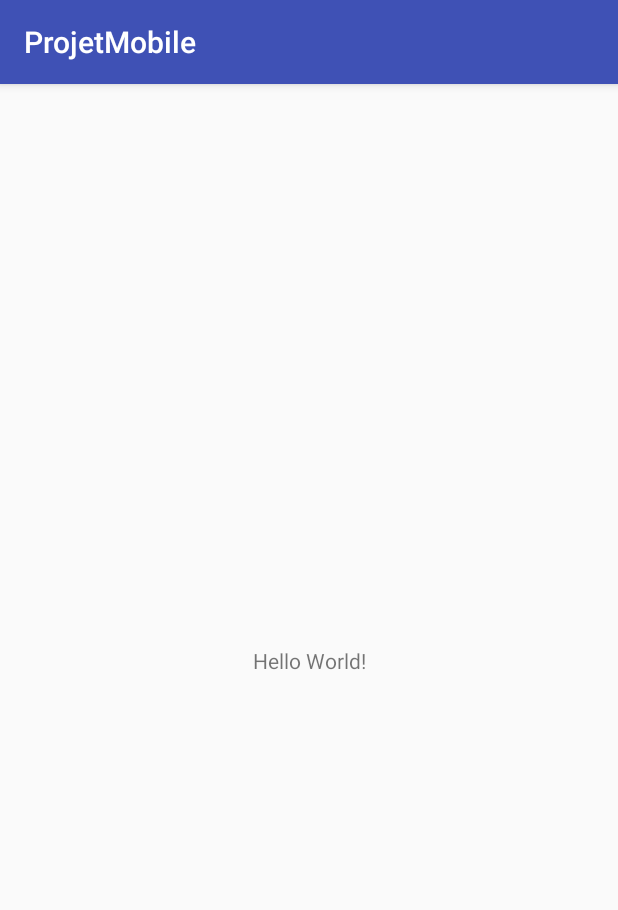
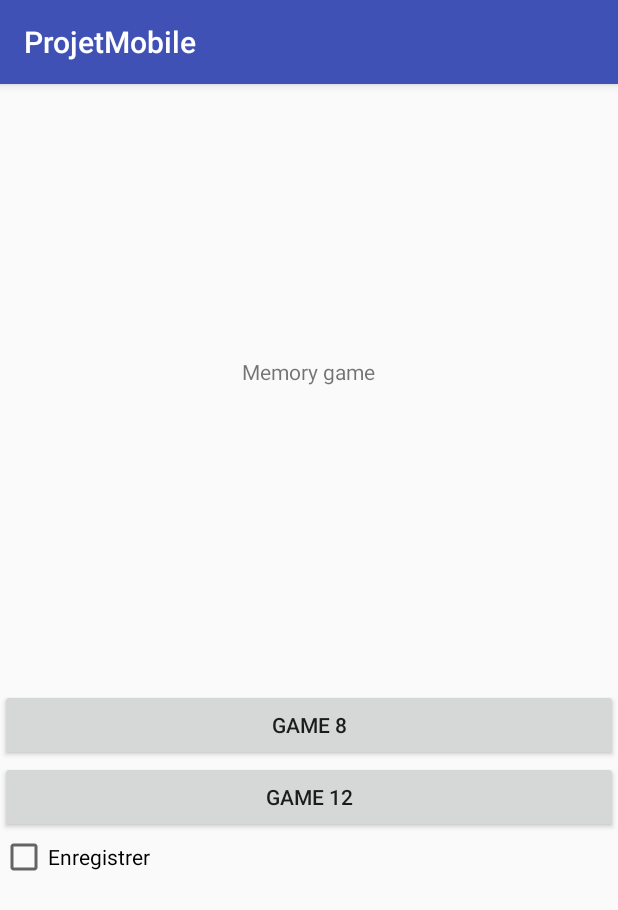
Before and after one commit to vjauneau/ProjetMobile, an Android app: the screen it shows after launch (MainActivity), on a phone screen of 412 x 824 dp. Shown: the top 910 px of the screen. Run offline under Robolectric (Android 15) with nearby library versions, the phone set to English and light mode, and no system bars.

Commit message:
Home V1.0

```diff
--- a/app/build.gradle
+++ b/app/build.gradle
@@ -20,7 +20,7 @@ android {
 
 dependencies {
     implementation fileTree(dir: 'libs', include: ['*.jar'])
-    implementation 'com.android.support:appcompat-v7:28.0.0'
+    implementation 'com.android.support:appcompat-v7:25.0.0'
     implementation 'com.android.support.constraint:constraint-layout:1.1.3'
     testImplementation 'junit:junit:4.12'
     androidTestImplementation 'com.android.support.test:runner:1.0.2'
--- a/app/src/main/java/com/example/usrlocal/projetmobile/MainActivity.java
+++ b/app/src/main/java/com/example/usrlocal/projetmobile/MainActivity.java
@@ -1,13 +1,115 @@
 package com.example.usrlocal.projetmobile;
 
+import android.content.DialogInterface;
+import android.content.Intent;
+import android.content.SharedPreferences;
+import android.preference.PreferenceManager;
+import android.support.v7.app.AlertDialog;
 import android.support.v7.app.AppCompatActivity;
 import android.os.Bundle;
+import android.view.View;
+import android.widget.Button;
+import android.widget.CheckBox;
+import android.widget.EditText;
+import android.widget.TextView;
+import android.widget.Toast;
+
+import java.util.prefs.PreferenceChangeEvent;
 
 public class MainActivity extends AppCompatActivity {
+
+    Button boutonGame8 = null;
+    Button boutonGame12 = null;
+    CheckBox cbEnregister = null;
+    EditText etPseudo = null;
+    TextView tvBjr = null;
 
     @Override
     protected void onCreate(Bundle savedInstanceState) {
         super.onCreate(savedInstanceState);
         setContentView(R.layout.activity_main);
+        SharedPreferences prefs = PreferenceManager.getDefaultSharedPreferences(getApplicationContext());
+
+        boutonGame8 = (Button) findViewById(R.id.btnG8);
+        boutonGame12 = (Button) findViewById(R.id.btnG12);
+        cbEnregister = (CheckBox) findViewById(R.id.cbEnr);
+        etPseudo = (EditText) findViewById(R.id.etPseudo);
+        tvBjr = (TextView) findViewById(R.id.tvBjr);
+        boutonGame8.setOnClickListener(new View.OnClickListener() {
+            @Override
+            public void onClick(View view) {
+                launchGame(8);
+
+            }
+        });
+
+        boutonGame12.setOnClickListener(new View.OnClickListener() {
+            @Override
+            public void onClick(View view) {
+                launchGame(12);
+            }
+        });
+
+        cbEnregister.setOnClickListener(new View.OnClickListener() {
+            @Override
+            public void onClick(View view) {
+                if(cbEnregister.isChecked()){
+                    etPseudo.setVisibility(View.VISIBLE);
+                }else {
+                    etPseudo.setVisibility(View.INVISIBLE);
+                }
+            }
+        });
+
+        int taille = prefs.getInt("taille",-1);
+        String pseudo = prefs.getString("PSEUDO",null);
+        if(taille != -1 && pseudo != null) {
+            Toast.makeText(getApplicationContext(), "Bonjour "+ pseudo, Toast.LENGTH_SHORT).show();
+            tvBjr.setText("Bonjour : "+pseudo+". Choisissez votre jeu.");
+            // launchGame(taille);
+        }
+
     }
-}
+
+    protected void launchGame(int taille) {
+        Intent intentGame = null;
+        if (cbEnregister.isChecked()) {
+            String pseudo = etPseudo.getText().toString();
+            Toast.makeText(getApplicationContext(), pseudo, Toast.LENGTH_SHORT).show();
+            if (pseudo.length() == 0) {
+                AlertDialog.Builder builder = new AlertDialog.Builder(MainActivity.this);
+                builder.setMessage("Veuillez entrer un pseudo pour l'enregistrement.");
+                builder.setCancelable(false);
+                builder.setNegativeButton("Ok", new DialogInterface.OnClickListener() {
+                    @Override
+                    public void onClick(DialogInterface dialogInterface, int i) {
+                        dialogInterface.cancel();
+                    }
+                });
+                builder.create().show();
+            } else {
+                SharedPreferences prefs = PreferenceManager.getDefaultSharedPreferences(getApplicationContext());
+                SharedPreferences.Editor editor = prefs.edit();
+                editor.putString("PSEUDO", pseudo);
+                editor.putInt("taille", taille);
+                editor.apply();
+                Toast.makeText(getApplicationContext(), "game : " + taille, Toast.LENGTH_SHORT).show();
+                /*intentGame = new Intent(MainActivity.this, ActivityGame.class);
+                intentGame.putExtra("taille",taille);
+                startActivity(intentGame);*/
+
+            }
+
+        }
+        else {
+            /*intentGame = new Intent(MainActivity.this, ActivityGame.class);
+            intentGame.putExtra("taille",taille);
+            startActivity(intentGame);*/
+            Toast.makeText(getApplicationContext(), "game : " + taille, Toast.LENGTH_SHORT).show();
+
+            }
+
+        }
+
+
+    }
--- a/app/src/main/res/layout/activity_main.xml
+++ b/app/src/main/res/layout/activity_main.xml
@@ -1,18 +1,75 @@
 <?xml version="1.0" encoding="utf-8"?>
-<android.support.constraint.ConstraintLayout xmlns:android="http://schemas.android.com/apk/res/android"
+<LinearLayout xmlns:android="http://schemas.android.com/apk/res/android"
     xmlns:app="http://schemas.android.com/apk/res-auto"
     xmlns:tools="http://schemas.android.com/tools"
     android:layout_width="match_parent"
     android:layout_height="match_parent"
+    android:orientation="vertical"
     tools:context=".MainActivity">
+
+    <LinearLayout
+        android:layout_width="match_parent"
+        android:layout_height="match_parent"
+        android:layout_weight="1"
+        android:gravity="center"
+        android:orientation="vertical">
+
+        <LinearLayout
+            android:layout_width="wrap_content"
+            android:layout_height="match_parent"
+            android:layout_weight="1"
+            android:gravity="center"
+            android:orientation="horizontal">
 
             <TextView
                 android:layout_width="wrap_content"
                 android:layout_height="wrap_content"
-        android:text="Hello World!"
+                android:layout_weight="1"
+                android:text="Memory game"
                 app:layout_constraintBottom_toBottomOf="parent"
                 app:layout_constraintLeft_toLeftOf="parent"
                 app:layout_constraintRight_toRightOf="parent"
                 app:layout_constraintTop_toTopOf="parent" />
+        </LinearLayout>
+    </LinearLayout>
 
-</android.support.constraint.ConstraintLayout>
+    <LinearLayout
+        android:layout_width="match_parent"
+        android:layout_height="match_parent"
+        android:layout_weight="1"
+        android:orientation="vertical">
+
+        <TextView
+            android:id="@+id/tvBjr"
+            android:layout_width="match_parent"
+            android:layout_height="wrap_content" />
+
+        <Button
+            android:id="@+id/btnG8"
+            android:layout_width="match_parent"
+            android:layout_height="wrap_content"
+            android:text="Game 8" />
+
+        <Button
+            android:id="@+id/btnG12"
+            android:layout_width="match_parent"
+            android:layout_height="wrap_content"
+            android:text="Game 12" />
+
+        <CheckBox
+            android:id="@+id/cbEnr"
+            android:layout_width="match_parent"
+            android:layout_height="wrap_content"
+            android:text="Enregistrer" />
+
+        <EditText
+            android:id="@+id/etPseudo"
+            android:layout_width="match_parent"
+            android:layout_height="wrap_content"
+            android:ems="10"
+            android:hint="Pseudo"
+            android:inputType="textPersonName"
+            android:visibility="invisible" />
+    </LinearLayout>
+
+</LinearLayout>
```
Lines whose indentation alone changed are shown as unchanged.
